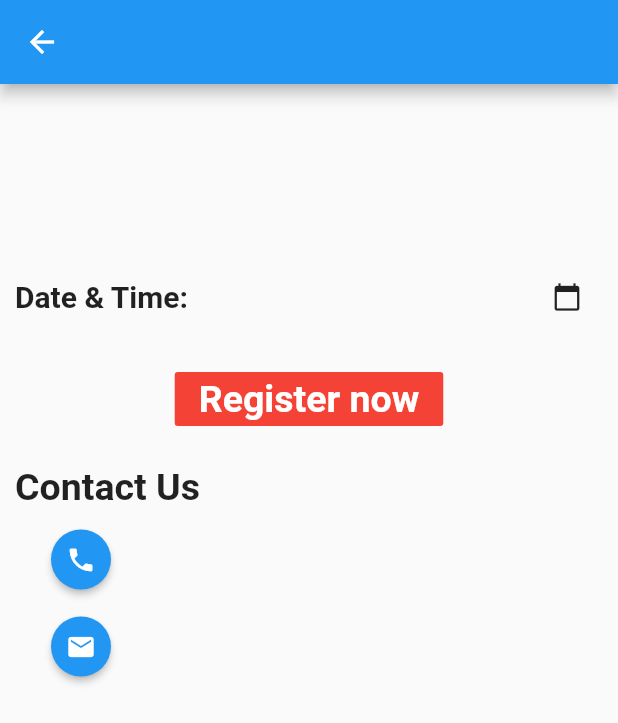
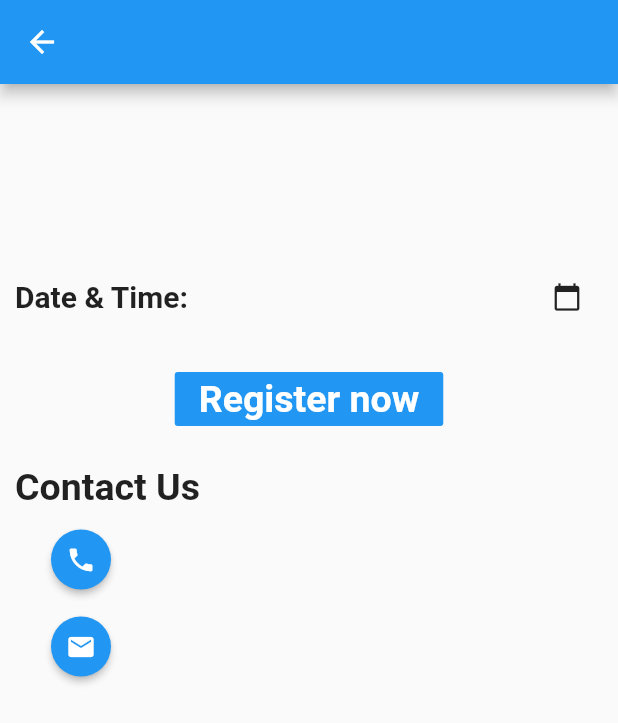
Before and after one commit to khssupriya/UniMe, a Flutter app: the Each screen opened directly with empty values, after a tap on "Register now", on a phone screen of 412 x 824 dp. Shown: the top 723 px of the screen. Run offline on Flutter 3.47's test engine with Material 2 defaults, Android fonts, the phone set to English and light mode, and no system bars; our stand-ins replace cloud_firestore, datetime_picker_formfield; missing offline and left inert: add_2_calendar; accounts and stored records are empty.

```diff
--- a/lib/pages/each.dart
+++ b/lib/pages/each.dart
@@ -96,9 +96,9 @@ class _EachState extends State<Each> {
           SizedBox(height: 20,),
           Center(
             child: FlatButton(
-              color:Colors.red,
+              color:Colors.blue,
               onPressed: () async {
-              const url = 'https://flutter.io';
+              final url = documentSnapshot['Link'];
               if (await canLaunch(url)) {
                 await launch(url);
               } else {
```
Also changed, not shown: lib/pages/home.dart (+33 -4 lines), lib/pages/post.dart (+9 -2 lines).
